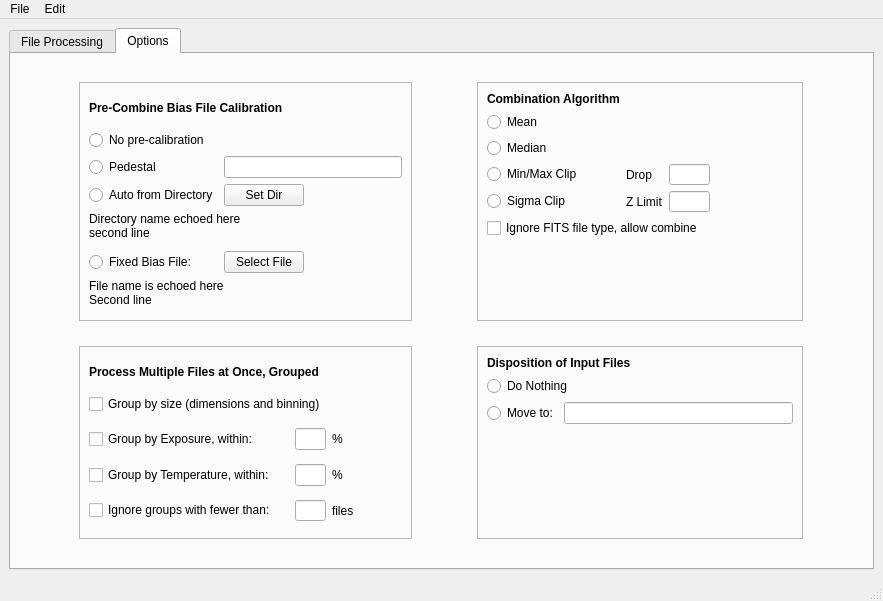
Old version of the form MainWindow.ui in the repository RMcDOttawa/MasterDarkMaker.
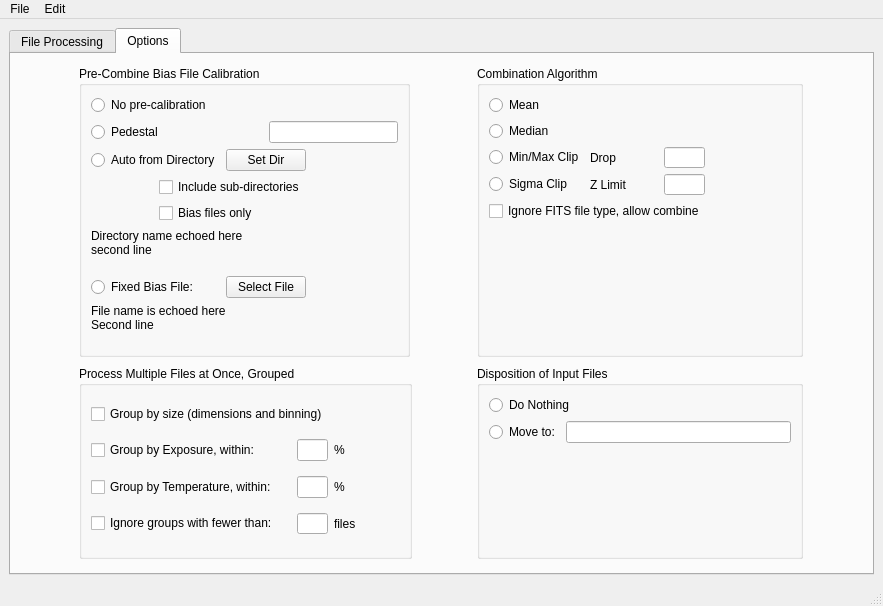
New version of the form. The open tabs and pages were chosen to show the change.

Commit message: "Select only bias files" option implemented for auto-bias selection

Diff of the .ui file:
```diff
--- a/MainWindow.ui
+++ b/MainWindow.ui
@@ -7,7 +7,7 @@
     <x>0</x>
     <y>0</y>
     <width>883</width>
-    <height>601</height>
+    <height>606</height>
    </rect>
   </property>
   <property name="sizePolicy">
@@ -327,34 +327,24 @@
        </attribute>
        <layout class="QGridLayout" name="gridLayout_5">
         <item row="0" column="0">
-         <widget class="QFrame" name="frame_2">
+         <widget class="QGroupBox" name="groupBox_2">
           <property name="minimumSize">
            <size>
-            <width>333</width>
-            <height>239</height>
+            <width>331</width>
+            <height>261</height>
            </size>
           </property>
           <property name="maximumSize">
            <size>
-            <width>333</width>
-            <height>239</height>
+            <width>331</width>
+            <height>291</height>
            </size>
           </property>
-          <property name="frameShape">
-           <enum>QFrame::StyledPanel</enum>
-          </property>
-          <property name="frameShadow">
-           <enum>QFrame::Raised</enum>
+          <property name="title">
+           <string>Pre-Combine Bias File Calibration</string>
           </property>
           <layout class="QGridLayout" name="gridLayout">
            <item row="0" column="0" colspan="2">
-            <widget class="QLabel" name="label_6">
-             <property name="text">
-              <string>&lt;html&gt;&lt;head/&gt;&lt;body&gt;&lt;p&gt;&lt;span style=&quot; font-weight:600;&quot;&gt;Pre-Combine Bias File Calibration&lt;/span&gt;&lt;/p&gt;&lt;/body&gt;&lt;/html&gt;</string>
-             </property>
-            </widget>
-           </item>
-           <item row="1" column="0">
             <widget class="QRadioButton" name="noPreClalibrationRB">
              <property name="toolTip">
               <string>No precalibration</string>
@@ -367,7 +357,7 @@
              </attribute>
             </widget>
            </item>
-           <item row="2" column="0">
+           <item row="1" column="0" colspan="2">
             <widget class="QRadioButton" name="fixedPedestalRB">
              <property name="toolTip">
               <string>Subtract a given fixed pedestal amount from each pixel</string>
@@ -380,10 +370,10 @@
              </attribute>
             </widget>
            </item>
-           <item row="2" column="1" colspan="2">
+           <item row="1" column="3" colspan="2">
             <widget class="QLineEdit" name="fixedPedestalAmount"/>
            </item>
-           <item row="3" column="0">
+           <item row="2" column="0" colspan="2">
             <widget class="QRadioButton" name="autoPreCalibrationRB">
              <property name="toolTip">
               <string>Automatically choose a matching Bias file from a directory of Bias files</string>
@@ -396,27 +386,82 @@
              </attribute>
             </widget>
            </item>
-           <item row="3" column="1">
+           <item row="2" column="2" colspan="2">
             <widget class="QPushButton" name="setAutoDirectory">
              <property name="text">
               <string>Set Dir</string>
              </property>
             </widget>
            </item>
-           <item row="3" column="2">
+           <item row="2" column="4">
             <spacer name="horizontalSpacer_3">
              <property name="orientation">
               <enum>Qt::Horizontal</enum>
              </property>
              <property name="sizeHint" stdset="0">
               <size>
+               <width>34</width>
+               <height>15</height>
+              </size>
+             </property>
+            </spacer>
+           </item>
+           <item row="3" column="0">
+            <spacer name="horizontalSpacer_7">
+             <property name="orientation">
+              <enum>Qt::Horizontal</enum>
+             </property>
+             <property name="sizeType">
+              <enum>QSizePolicy::Fixed</enum>
+             </property>
+             <property name="sizeHint" stdset="0">
+              <size>
                <width>40</width>
-               <height>20</height>
+               <height>17</height>
               </size>
              </property>
             </spacer>
            </item>
-           <item row="4" column="0" colspan="3">
+           <item row="3" column="1" colspan="3">
+            <widget class="QCheckBox" name="autoRecursive">
+             <property name="toolTip">
+              <string>In &quot;Auto Directory&quot;, include any files in sub-directories too</string>
+             </property>
+             <property name="statusTip">
+              <string/>
+             </property>
+             <property name="text">
+              <string>Include sub-directories</string>
+             </property>
+            </widget>
+           </item>
+           <item row="4" column="0">
+            <spacer name="horizontalSpacer_8">
+             <property name="orientation">
+              <enum>Qt::Horizontal</enum>
+             </property>
+             <property name="sizeType">
+              <enum>QSizePolicy::Fixed</enum>
+             </property>
+             <property name="sizeHint" stdset="0">
+              <size>
+               <width>40</width>
+               <height>17</height>
+              </size>
+             </property>
+            </spacer>
+           </item>
+           <item row="4" column="1" colspan="2">
+            <widget class="QCheckBox" name="autoBiasOnly">
+             <property name="toolTip">
+              <string>In auto directory, only BIAS files will be considered</string>
+             </property>
+             <property name="text">
+              <string>Bias files only</string>
+             </property>
+            </widget>
+           </item>
+           <item row="5" column="0" colspan="5">
             <widget class="QLabel" name="autoDirectoryName">
              <property name="text">
               <string>&lt;html&gt;&lt;head/&gt;&lt;body&gt;&lt;p&gt;&lt;span style=&quot; font-size:9pt;&quot;&gt;Directory name echoed here&lt;br/&gt;second line&lt;/span&gt;&lt;/p&gt;&lt;/body&gt;&lt;/html&gt;</string>
@@ -429,7 +474,7 @@
              </property>
             </widget>
            </item>
-           <item row="5" column="0">
+           <item row="6" column="0" colspan="2">
             <widget class="QRadioButton" name="fixedPreCalFileRB">
              <property name="toolTip">
               <string>Use fixed bias file specified here for precalibration</string>
@@ -442,27 +487,27 @@
              </attribute>
             </widget>
            </item>
-           <item row="5" column="1">
+           <item row="6" column="2" colspan="2">
             <widget class="QPushButton" name="selectPreCalFile">
              <property name="text">
               <string>Select File</string>
              </property>
             </widget>
            </item>
-           <item row="5" column="2">
+           <item row="6" column="4">
             <spacer name="horizontalSpacer_4">
              <property name="orientation">
               <enum>Qt::Horizontal</enum>
              </property>
              <property name="sizeHint" stdset="0">
               <size>
-               <width>40</width>
-               <height>20</height>
+               <width>34</width>
+               <height>15</height>
               </size>
              </property>
             </spacer>
            </item>
-           <item row="6" column="0" colspan="3">
+           <item row="7" column="0" colspan="5">
             <widget class="QLabel" name="precalibrationPathDisplay">
              <property name="minimumSize">
               <size>
@@ -485,7 +530,7 @@
          </widget>
         </item>
         <item row="0" column="1">
-         <widget class="QFrame" name="frame_3">
+         <widget class="QGroupBox" name="groupBox_3">
           <property name="sizePolicy">
            <sizepolicy hsizetype="Ignored" vsizetype="Ignored">
             <horstretch>0</horstretch>
@@ -495,36 +540,20 @@
           <property name="minimumSize">
            <size>
             <width>326</width>
-            <height>239</height>
+            <height>261</height>
            </size>
           </property>
           <property name="maximumSize">
            <size>
             <width>326</width>
-            <height>239</height>
+            <height>291</height>
            </size>
           </property>
-          <property name="frameShape">
-           <enum>QFrame::StyledPanel</enum>
-          </property>
-          <property name="frameShadow">
-           <enum>QFrame::Raised</enum>
+          <property name="title">
+           <string>Combination Algorithm</string>
           </property>
           <layout class="QGridLayout" name="gridLayout_2">
            <item row="0" column="0">
-            <widget class="QLabel" name="label">
-             <property name="maximumSize">
-              <size>
-               <width>150</width>
-               <height>16</height>
-              </size>
-             </property>
-             <property name="text">
-              <string>&lt;html&gt;&lt;head/&gt;&lt;body&gt;&lt;p&gt;&lt;span style=&quot; font-weight:600;&quot;&gt;Combination Algorithm&lt;/span&gt;&lt;/p&gt;&lt;/body&gt;&lt;/html&gt;</string>
-             </property>
-            </widget>
-           </item>
-           <item row="1" column="0">
             <widget class="QRadioButton" name="combineMeanRB">
              <property name="toolTip">
               <string>Simple mean. Best signal-to-noise, but outliers (satellites etc) will show up.</string>
@@ -534,34 +563,20 @@
              </property>
             </widget>
            </item>
-           <item row="2" column="0">
-            <widget class="QRadioButton" name="combineMedianRB">
-             <property name="toolTip">
-              <string>Simple median. Rejects outliers, but signal-to-noise not as good as with Mean.</string>
+           <item row="2" column="3">
+            <spacer name="horizontalSpacer_5">
+             <property name="orientation">
+              <enum>Qt::Horizontal</enum>
              </property>
-             <property name="text">
-              <string>Median</string>
+             <property name="sizeHint" stdset="0">
+              <size>
+               <width>37</width>
+               <height>20</height>
+              </size>
              </property>
-            </widget>
+            </spacer>
            </item>
-           <item row="3" column="0">
-            <widget class="QRadioButton" name="combineMinMaxRB">
-             <property name="toolTip">
-              <string>Drop min and max values, then Mean. Works well when outliers are hot or black pixels.</string>
-             </property>
-             <property name="text">
-              <string>Min/Max Clip</string>
-             </property>
-            </widget>
-           </item>
-           <item row="3" column="1">
-            <widget class="QLabel" name="label_2">
-             <property name="text">
-              <string>Drop</string>
-             </property>
-            </widget>
-           </item>
-           <item row="3" column="2">
+           <item row="2" column="2">
             <widget class="QLineEdit" name="minMaxNumDropped">
              <property name="maximumSize">
               <size>
@@ -575,7 +590,7 @@
             </widget>
            </item>
            <item row="3" column="3">
-            <spacer name="horizontalSpacer_5">
+            <spacer name="horizontalSpacer_6">
              <property name="orientation">
               <enum>Qt::Horizontal</enum>
              </property>
@@ -587,7 +602,67 @@
              </property>
             </spacer>
            </item>
-           <item row="4" column="0">
+           <item row="2" column="1">
+            <widget class="QLabel" name="label_2">
+             <property name="text">
+              <string>Drop</string>
+             </property>
+            </widget>
+           </item>
+           <item row="3" column="2">
+            <widget class="QLineEdit" name="sigmaThreshold">
+             <property name="maximumSize">
+              <size>
+               <width>41</width>
+               <height>21</height>
+              </size>
+             </property>
+             <property name="toolTip">
+              <string>&lt;html&gt;&lt;head/&gt;&lt;body&gt;&lt;p&gt;Sigma ratio (how many standard deviations the value is from the mean) beyond which data are dropped.  Try 2.0 then experiment.&lt;/p&gt;&lt;/body&gt;&lt;/html&gt;</string>
+             </property>
+            </widget>
+           </item>
+           <item row="2" column="0">
+            <widget class="QRadioButton" name="combineMinMaxRB">
+             <property name="toolTip">
+              <string>Drop min and max values, then Mean. Works well when outliers are hot or black pixels.</string>
+             </property>
+             <property name="text">
+              <string>Min/Max Clip</string>
+             </property>
+            </widget>
+           </item>
+           <item row="3" column="1">
+            <widget class="QLabel" name="label_3">
+             <property name="text">
+              <string>Z Limit</string>
+             </property>
+            </widget>
+           </item>
+           <item row="5" column="0">
+            <spacer name="verticalSpacer">
+             <property name="orientation">
+              <enum>Qt::Vertical</enum>
+             </property>
+             <property name="sizeHint" stdset="0">
+              <size>
+               <width>20</width>
+               <height>40</height>
+              </size>
+             </property>
+            </spacer>
+           </item>
+           <item row="1" column="0">
+            <widget class="QRadioButton" name="combineMedianRB">
+             <property name="toolTip">
+              <string>Simple median. Rejects outliers, but signal-to-noise not as good as with Mean.</string>
+             </property>
+             <property name="text">
+              <string>Median</string>
+             </property>
+            </widget>
+           </item>
+           <item row="3" column="0">
             <widget class="QRadioButton" name="combineSigmaRB">
              <property name="toolTip">
               <string>Drop pixels more than a given sigma ratio from the mean, then mean the rest. Good rejection of anomalous data.</string>
@@ -597,64 +672,18 @@
              </property>
             </widget>
            </item>
-           <item row="4" column="1">
-            <widget class="QLabel" name="label_3">
-             <property name="text">
-              <string>Z Limit</string>
-             </property>
-            </widget>
-           </item>
-           <item row="4" column="2">
-            <widget class="QLineEdit" name="sigmaThreshold">
-             <property name="maximumSize">
-              <size>
-               <width>41</width>
-               <height>21</height>
-              </size>
-             </property>
-             <property name="toolTip">
-              <string>&lt;html&gt;&lt;head/&gt;&lt;body&gt;&lt;p&gt;Sigma ratio (how many standard deviations the value is from the mean) beyond which data are dropped.  Try 2.0 then experiment.&lt;/p&gt;&lt;/body&gt;&lt;/html&gt;</string>
-             </property>
-            </widget>
-           </item>
-           <item row="4" column="3">
-            <spacer name="horizontalSpacer_6">
-             <property name="orientation">
-              <enum>Qt::Horizontal</enum>
-             </property>
-             <property name="sizeHint" stdset="0">
-              <size>
-               <width>37</width>
-               <height>20</height>
-              </size>
-             </property>
-            </spacer>
-           </item>
-           <item row="5" column="0" colspan="3">
+           <item row="4" column="0" colspan="3">
             <widget class="QCheckBox" name="ignoreFileType">
              <property name="text">
               <string>Ignore FITS file type, allow combine</string>
              </property>
             </widget>
            </item>
-           <item row="6" column="0">
-            <spacer name="verticalSpacer">
-             <property name="orientation">
-              <enum>Qt::Vertical</enum>
-             </property>
-             <property name="sizeHint" stdset="0">
-              <size>
-               <width>20</width>
-               <height>40</height>
-              </size>
-             </property>
-            </spacer>
-           </item>
           </layout>
          </widget>
         </item>
         <item row="1" column="0">
-         <widget class="QFrame" name="frame_4">
+         <widget class="QGroupBox" name="groupBox_4">
           <property name="minimumSize">
            <size>
             <width>333</width>
@@ -667,37 +696,51 @@
             <height>193</height>
            </size>
           </property>
-          <property name="frameShape">
-           <enum>QFrame::StyledPanel</enum>
-          </property>
-          <property name="frameShadow">
-           <enum>QFrame::Raised</enum>
+          <property name="title">
+           <string>Process Multiple Files at Once, Grouped</string>
           </property>
           <layout class="QGridLayout" name="gridLayout_3">
-           <item row="0" column="0" colspan="2">
-            <widget class="QLabel" name="label_4">
-             <property name="maximumSize">
-              <size>
-               <width>258</width>
-               <height>16</height>
-              </size>
-             </property>
+           <item row="2" column="2">
+            <widget class="QLabel" name="label_8">
              <property name="text">
-              <string>&lt;html&gt;&lt;head/&gt;&lt;body&gt;&lt;p&gt;&lt;span style=&quot; font-weight:600;&quot;&gt;Process Multiple Files at Once, Grouped&lt;/span&gt;&lt;/p&gt;&lt;/body&gt;&lt;/html&gt;</string>
+              <string>%</string>
              </property>
             </widget>
            </item>
-           <item row="1" column="0" colspan="2">
-            <widget class="QCheckBox" name="groupBySizeCB">
+           <item row="3" column="1">
+            <widget class="QLineEdit" name="minimumGroupSize">
+             <property name="maximumSize">
+              <size>
+               <width>31</width>
+               <height>21</height>
+              </size>
+             </property>
+            </widget>
+           </item>
+           <item row="2" column="1">
+            <widget class="QLineEdit" name="temperatureGroupTolerance">
+             <property name="maximumSize">
+              <size>
+               <width>31</width>
+               <height>16777215</height>
+              </size>
+             </property>
              <property name="toolTip">
-              <string>Process sets of files having different dimensions or binnings</string>
-             </property>
-             <property name="text">
-              <string>Group by size (dimensions and binning)</string>
+              <string>Consider temperatures to be the same if the are within this percentage of each other.</string>
              </property>
             </widget>
            </item>
            <item row="2" column="0">
+            <widget class="QCheckBox" name="groupByTemperatureCB">
+             <property name="toolTip">
+              <string>Process sets of files having different CCD temperatures</string>
+             </property>
+             <property name="text">
+              <string>Group by Temperature, within:</string>
+             </property>
+            </widget>
+           </item>
+           <item row="1" column="0">
             <widget class="QCheckBox" name="groupByExposureCB">
              <property name="toolTip">
               <string>Process sets of files having different exposure times</string>
@@ -707,7 +750,21 @@
              </property>
             </widget>
            </item>
-           <item row="2" column="1">
+           <item row="1" column="2">
+            <widget class="QLabel" name="label_7">
+             <property name="text">
+              <string>%</string>
+             </property>
+            </widget>
+           </item>
+           <item row="3" column="2">
+            <widget class="QLabel" name="label_9">
+             <property name="text">
+              <string>files</string>
+             </property>
+            </widget>
+           </item>
+           <item row="1" column="1">
             <widget class="QLineEdit" name="exposureGroupTolerance">
              <property name="maximumSize">
               <size>
@@ -720,64 +777,20 @@
              </property>
             </widget>
            </item>
-           <item row="2" column="2">
-            <widget class="QLabel" name="label_7">
-             <property name="text">
-              <string>%</string>
-             </property>
-            </widget>
-           </item>
            <item row="3" column="0">
-            <widget class="QCheckBox" name="groupByTemperatureCB">
-             <property name="toolTip">
-              <string>Process sets of files having different CCD temperatures</string>
-             </property>
-             <property name="text">
-              <string>Group by Temperature, within:</string>
-             </property>
-            </widget>
-           </item>
-           <item row="3" column="1">
-            <widget class="QLineEdit" name="temperatureGroupTolerance">
-             <property name="maximumSize">
-              <size>
-               <width>31</width>
-               <height>16777215</height>
-              </size>
-             </property>
-             <property name="toolTip">
-              <string>Consider temperatures to be the same if the are within this percentage of each other.</string>
-             </property>
-            </widget>
-           </item>
-           <item row="3" column="2">
-            <widget class="QLabel" name="label_8">
-             <property name="text">
-              <string>%</string>
-             </property>
-            </widget>
-           </item>
-           <item row="4" column="0">
             <widget class="QCheckBox" name="ignoreSmallGroupsCB">
              <property name="text">
               <string>Ignore groups with fewer than:</string>
              </property>
             </widget>
            </item>
-           <item row="4" column="1">
-            <widget class="QLineEdit" name="minimumGroupSize">
-             <property name="maximumSize">
-              <size>
-               <width>31</width>
-               <height>21</height>
-              </size>
+           <item row="0" column="0" colspan="2">
+            <widget class="QCheckBox" name="groupBySizeCB">
+             <property name="toolTip">
+              <string>Process sets of files having different dimensions or binnings</string>
              </property>
-            </widget>
-           </item>
-           <item row="4" column="2">
-            <widget class="QLabel" name="label_9">
              <property name="text">
-              <string>files</string>
+              <string>Group by size (dimensions and binning)</string>
              </property>
             </widget>
            </item>
@@ -785,7 +798,7 @@
          </widget>
         </item>
         <item row="1" column="1">
-         <widget class="QFrame" name="frame_5">
+         <widget class="QGroupBox" name="groupBox_5">
           <property name="minimumSize">
            <size>
             <width>326</width>
@@ -798,14 +811,18 @@
             <height>193</height>
            </size>
           </property>
-          <property name="frameShape">
-           <enum>QFrame::StyledPanel</enum>
-          </property>
-          <property name="frameShadow">
-           <enum>QFrame::Raised</enum>
+          <property name="title">
+           <string>Disposition of Input Files</string>
           </property>
           <layout class="QGridLayout" name="gridLayout_4">
-           <item row="2" column="0">
+           <item row="1" column="1">
+            <widget class="QLineEdit" name="subFolderName">
+             <property name="toolTip">
+              <string>&lt;html&gt;&lt;head/&gt;&lt;body&gt;&lt;p&gt;Name for the folder to move the processed files. Optionally this name can contain %d, %t, or %f, which will be replaced by the date, time, and filter name, respectively.&lt;/p&gt;&lt;/body&gt;&lt;/html&gt;</string>
+             </property>
+            </widget>
+           </item>
+           <item row="1" column="0">
             <widget class="QRadioButton" name="dispositionSubFolderRB">
              <property name="toolTip">
               <string>Move the input files to a sub-folder (in the same directory as the input files) with the given name</string>
@@ -818,7 +835,7 @@
              </attribute>
             </widget>
            </item>
-           <item row="1" column="0" colspan="2">
+           <item row="0" column="0" colspan="2">
             <widget class="QRadioButton" name="dispositionNothingRB">
              <property name="toolTip">
               <string>Leave the input files alone.</string>
@@ -831,21 +848,7 @@
              </attribute>
             </widget>
            </item>
-           <item row="0" column="0" colspan="2">
-            <widget class="QLabel" name="label_5">
-             <property name="text">
-              <string>&lt;html&gt;&lt;head/&gt;&lt;body&gt;&lt;p&gt;&lt;span style=&quot; font-weight:600;&quot;&gt;Disposition of Input Files &lt;/span&gt;&lt;/p&gt;&lt;/body&gt;&lt;/html&gt;</string>
-             </property>
-            </widget>
-           </item>
-           <item row="2" column="1">
-            <widget class="QLineEdit" name="subFolderName">
-             <property name="toolTip">
-              <string>&lt;html&gt;&lt;head/&gt;&lt;body&gt;&lt;p&gt;Name for the folder to move the processed files. Optionally this name can contain %d, %t, or %f, which will be replaced by the date, time, and filter name, respectively.&lt;/p&gt;&lt;/body&gt;&lt;/html&gt;</string>
-             </property>
-            </widget>
-           </item>
-           <item row="3" column="0">
+           <item row="2" column="0">
             <spacer name="verticalSpacer_2">
              <property name="orientation">
               <enum>Qt::Vertical</enum>
```
Left out of the diff: 17 changed lines with no effect on the pictures. The commit also changes 8 other files.
